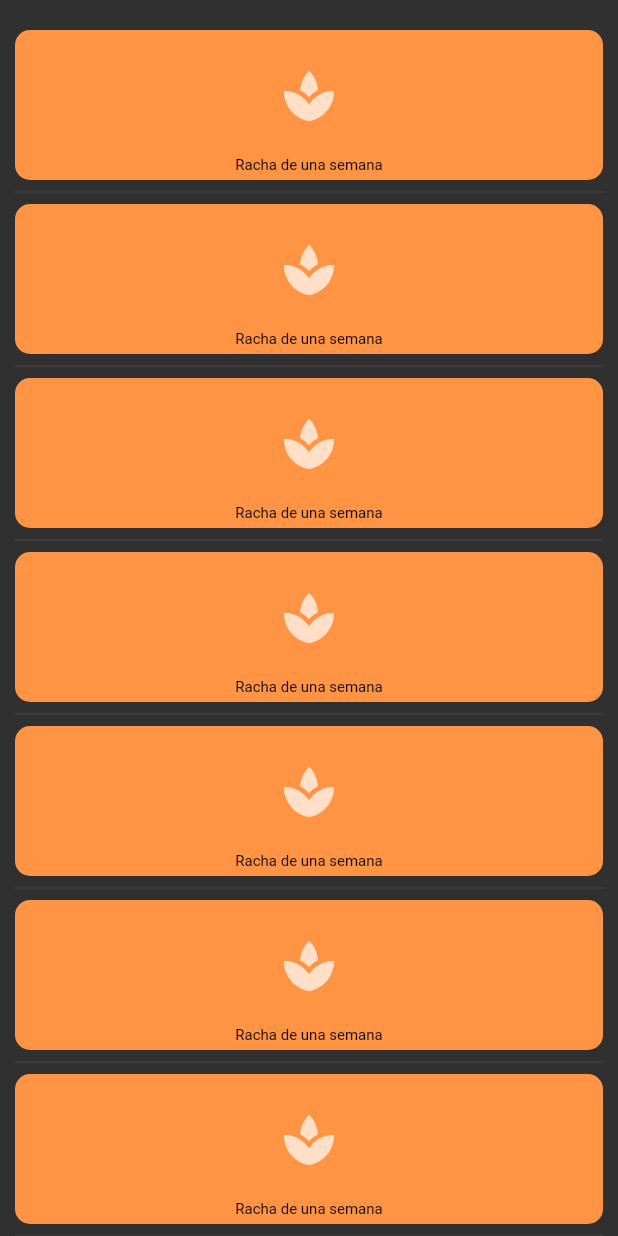
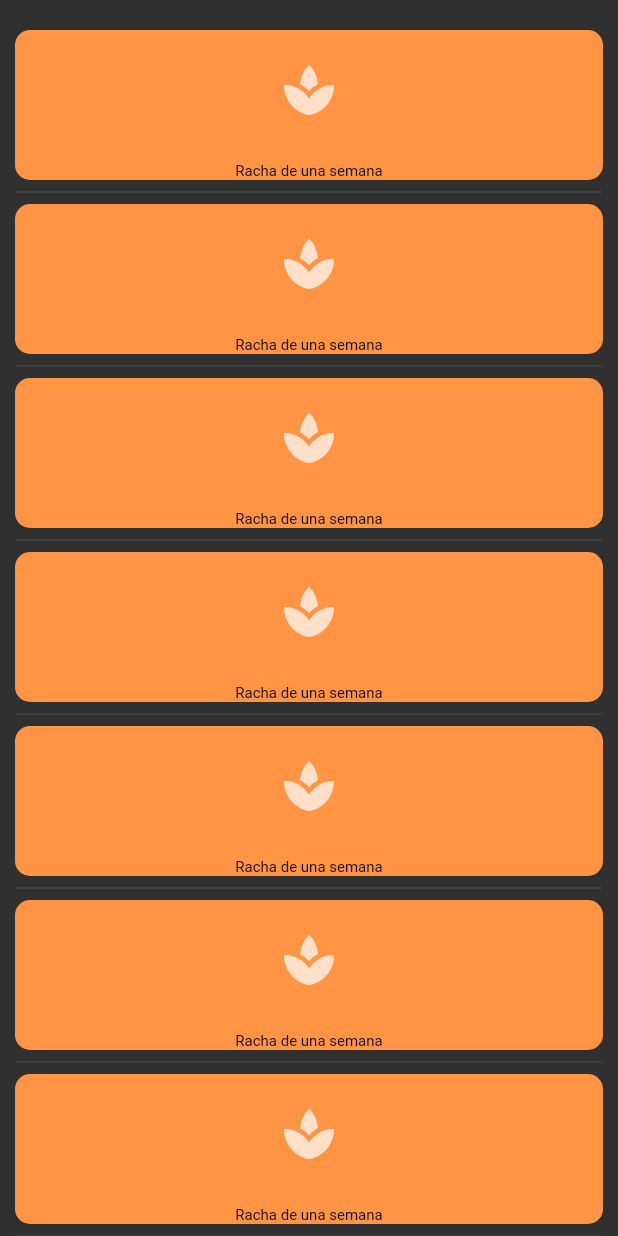
Before and after one commit to ianespana/Proyecto-Final-Flutter, a Flutter app: the Achievements screen opened directly, on a phone screen of 412 x 824 dp. Run offline on Flutter 3.47's test engine with Material 2 defaults, Android fonts, the phone set to English and light mode, and no system bars; network calls fail.

Commit message:
Actualizar widget achievement

```diff
--- a/lib/achievement.dart
+++ b/lib/achievement.dart
@@ -25,18 +25,23 @@ class Achievement extends StatelessWidget {
         crossAxisAlignment: CrossAxisAlignment.center,
         children: [
           Container(
-            padding: const EdgeInsets.only(top: 20, bottom: 20),
+            padding: const EdgeInsets.only(top: 20),
             child: Icon(
               icon,
               color: Colors.white70,
               size: 40,
             ),
           ),
-          Text(
-            name,
-            style: const TextStyle(
-              color: Colors.black,
-              fontSize: 10,
+          const Spacer(),
+          Container(
+            padding: const EdgeInsets.only(left: 2, right: 2),
+            child: Text(
+              name,
+              textAlign: TextAlign.center,
+              style: const TextStyle(
+                color: Colors.black,
+                fontSize: 10,
+              ),
             ),
           ),
         ],
```
Also changed, not shown: lib/main.dart (indentation only).
